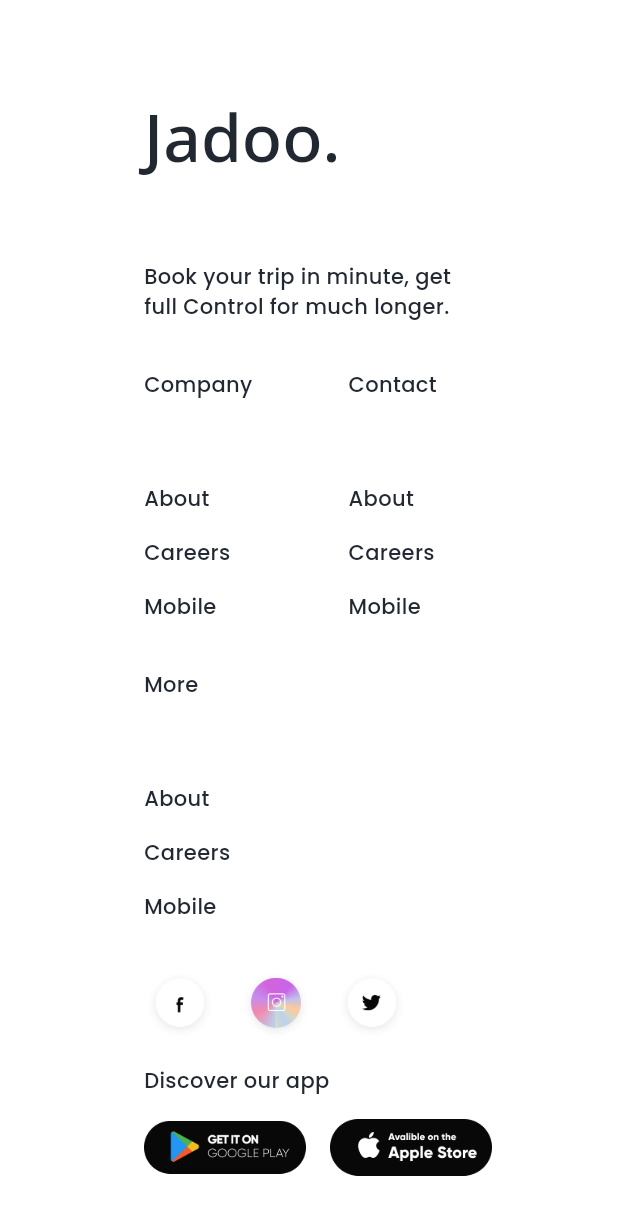
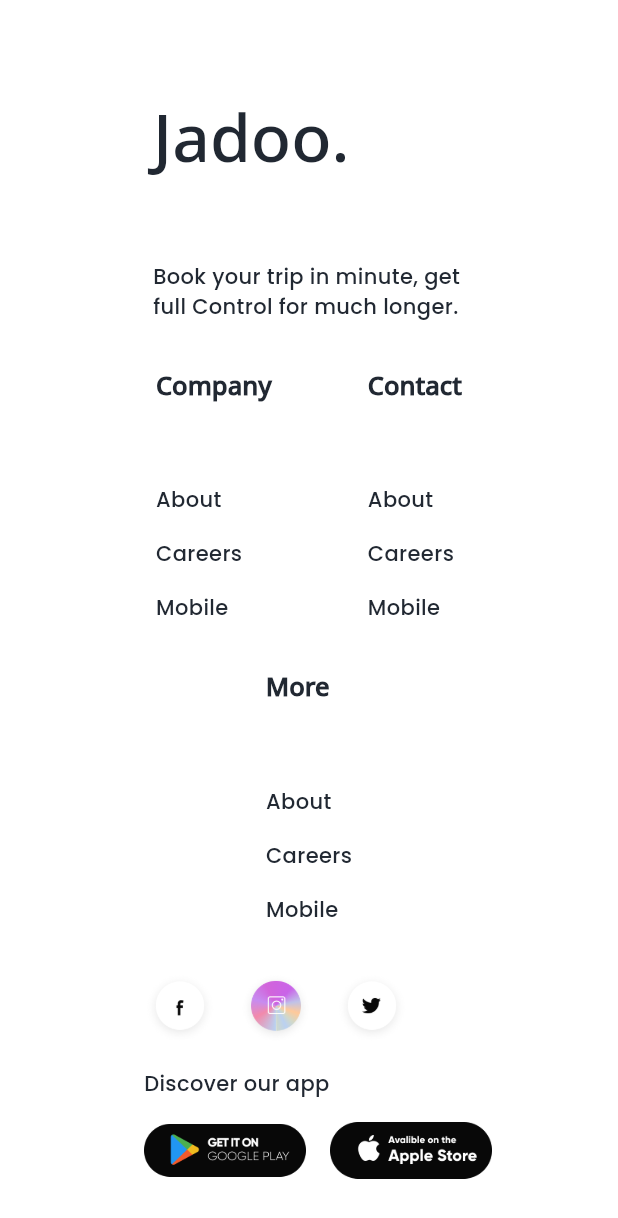
Before and after one commit to alkaj/jadoo-travel-agency, a Flutter app: the FooterSection widget shown alone on an empty page, opened directly, on a phone screen of 412 x 824 dp. Shown: the top 1218 px of the screen. Run offline on Flutter 3.47's test engine with Material 3 defaults, Android fonts, the phone set to English and light mode, and no system bars; our stand-ins replace flutter_svg.

Commit message:
polishment pass 1

```diff
--- a/lib/main.dart
+++ b/lib/main.dart
@@ -35,6 +35,7 @@ class MainApp extends StatelessWidget {
               LogosSection(),
               SubscriptionSection(),
               FooterSection(),
+              SizedBox(width: double.infinity),
             ],
           ),
         ),
--- a/lib/sections/footer.dart
+++ b/lib/sections/footer.dart
@@ -14,6 +14,7 @@ class FooterSection extends StatelessWidget {
         direction: Axis.horizontal,
         spacing: 64,
         runSpacing: 32,
+        alignment: WrapAlignment.center,
         children: [
           SizedBox(
             width: 208,
@@ -39,7 +40,12 @@ class FooterSection extends StatelessWidget {
             spacing: 16,
             crossAxisAlignment: CrossAxisAlignment.start,
             children: [
-              Text('Company'),
+              Text(
+                'Company',
+                style: Theme.of(
+                  context,
+                ).textTheme.displaySmall?.copyWith(fontWeight: FontWeight.w900),
+              ),
               SizedBox(height: 24),
               Text('About'),
               Text('Careers'),
@@ -50,7 +56,12 @@ class FooterSection extends StatelessWidget {
             spacing: 16,
             crossAxisAlignment: CrossAxisAlignment.start,
             children: [
-              Text('Contact'),
+              Text(
+                'Contact',
+                style: Theme.of(
+                  context,
+                ).textTheme.displaySmall?.copyWith(fontWeight: FontWeight.w900),
+              ),
               SizedBox(height: 24),
               Text('About'),
               Text('Careers'),
@@ -61,7 +72,12 @@ class FooterSection extends StatelessWidget {
             spacing: 16,
             crossAxisAlignment: CrossAxisAlignment.start,
             children: [
-              Text('More'),
+              Text(
+                'More',
+                style: Theme.of(
+                  context,
+                ).textTheme.displaySmall?.copyWith(fontWeight: FontWeight.w900),
+              ),
               SizedBox(height: 24),
               Text('About'),
               Text('Careers'),
--- a/lib/sections/logos.dart
+++ b/lib/sections/logos.dart
@@ -11,9 +11,9 @@ class LogosSection extends StatelessWidget {
       color: whiteColor,
       width: 1440,
       child: Wrap(
-        spacing: 16,
+        spacing: 32,
         runSpacing: 16,
-        alignment: WrapAlignment.spaceBetween,
+        alignment: WrapAlignment.center,
         crossAxisAlignment: WrapCrossAlignment.center,
         direction: Axis.horizontal,
         children: [
```
Also changed, not shown: lib/sections/destinations.dart (+5 -2 lines), lib/sections/hero.dart (+7 -10 lines), lib/sections/reservations.dart (+6 -2 lines), lib/sections/services.dart (+6 -3 lines), lib/sections/subscription.dart (+16 -1 lines), lib/sections/tesmonials.dart (+6 -1 lines), assets/images/hero/decor.png (added).
